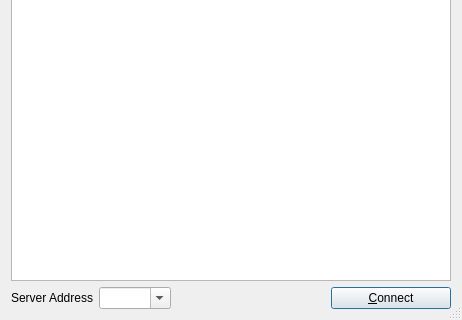
Old version of the form src/connectdlgbase.ui in the repository jamulussoftware/jamulus; both pictures show x 0 to 462 and y 151 to 471 of the 462 by 471 pixel window.
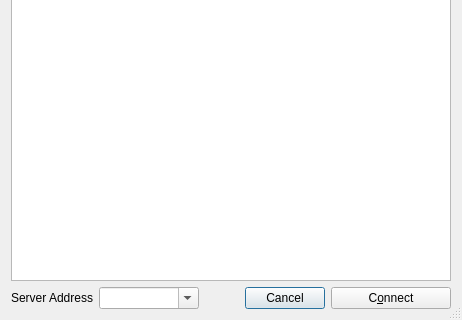
New version of the form. Icons and pictures are not drawn.

Commit message:
Added cancel button
Cancel button is default on return
Escape key cancels window (based on QDialog)
Return handling for:
- cbxCustomDirectoryAddress
- cbxServerAddr
- lvwServers
- for all else return is suppressed

```diff
--- a/src/connectdlgbase.ui
+++ b/src/connectdlgbase.ui
@@ -170,13 +170,16 @@
          </property>
          <property name="minimumSize">
           <size>
-           <width>0</width>
+           <width>100</width>
            <height>0</height>
           </size>
          </property>
          <property name="editable">
           <bool>true</bool>
          </property>
+         <property name="sizeAdjustPolicy">
+          <enum>QComboBox::AdjustToContents</enum>
+         </property>
         </widget>
        </item>
        <item>
@@ -192,6 +195,22 @@
          </property>
         </spacer>
        </item>
+       <item>
+        <widget class="QPushButton" name="butCancel">
+         <property name="sizePolicy">
+          <sizepolicy hsizetype="Preferred" vsizetype="Fixed">
+           <horstretch>0</horstretch>
+           <verstretch>0</verstretch>
+          </sizepolicy>
+         </property>
+         <property name="text">
+          <string>Cancel</string>
+         </property>
+         <property name="default">
+          <bool>true</bool>
+         </property>
+        </widget>
+       </item>
        <item>
         <widget class="QPushButton" name="butConnect">
          <property name="minimumSize">
@@ -207,10 +226,13 @@
           </size>
          </property>
          <property name="text">
-          <string>&amp;Connect</string>
+          <string>C&amp;onnect</string>
+         </property>
+         <property name="autoDefault">
+          <bool>false</bool>
          </property>
          <property name="default">
-          <bool>true</bool>
+          <bool>false</bool>
          </property>
         </widget>
        </item>
```
Left out of the diff: 3 changed lines with no effect on the pictures. The commit also changes 2 other files.
